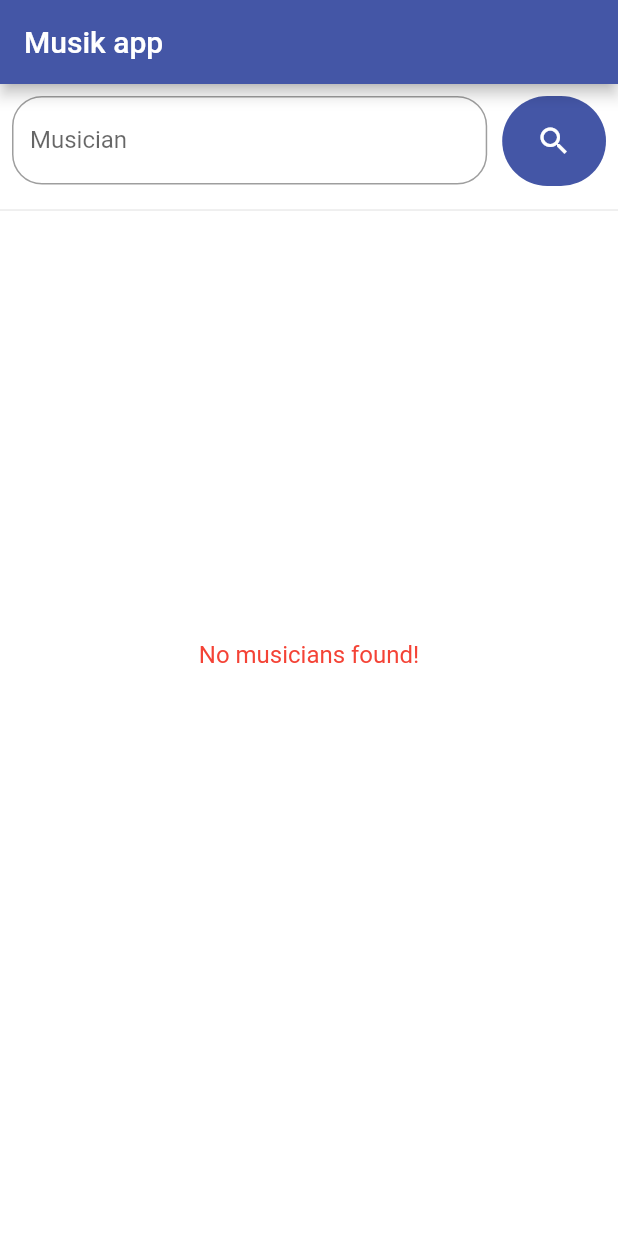
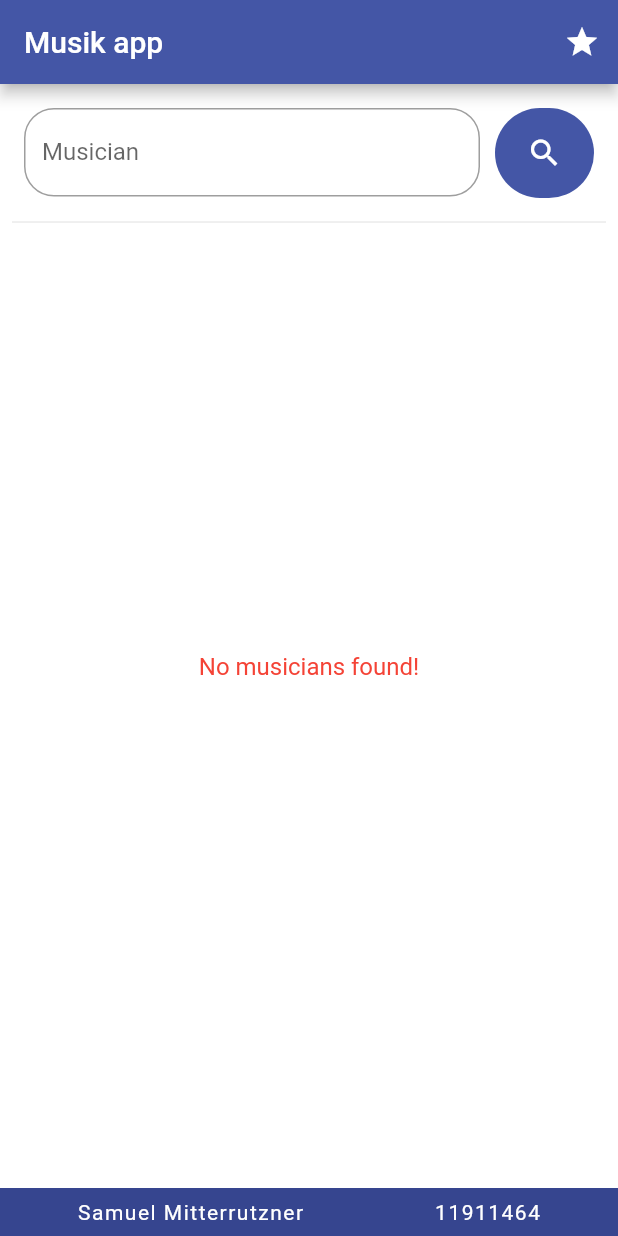
Before and after one commit to samuelm00/musik_app, a Flutter app: the screen it shows after launch, on a phone screen of 412 x 824 dp. Run offline on Flutter 3.47's test engine with Material 2 defaults, Android fonts, the phone set to English and light mode, and no system bars; our stand-ins replace flutter_spinkit.

Commit message:
added footer

```diff
--- a/lib/Pages/HomePage.dart
+++ b/lib/Pages/HomePage.dart
@@ -19,6 +19,7 @@ class _MyHomePageState extends State<MyHomePage> {
   final _textFieldController = TextEditingController();
   final _formKey = GlobalKey<FormState>();
   List<Musician> musicians = [];
+  List<Musician> markedAsFavorite = [];
   bool loading = false;
 
   Future<http.Response> fetchAlbum(String artist) {
--- a/lib/main.dart
+++ b/lib/main.dart
@@ -1,6 +1,8 @@
 import 'package:flutter/material.dart';
 import 'package:musikapp/Pages/DetailPage.dart';
 import 'package:musikapp/types/Colors.dart';
+import 'package:musikapp/Pages/FavoritePage.dart';
+import 'package:musikapp/widgets/Footer.dart';
 import 'Pages/HomePage.dart';
 
 void main() {
@@ -21,7 +23,9 @@ class MyApp extends StatelessWidget {
       ),
       routes: <String, WidgetBuilder>{
         DetailPage.routeName: (BuildContext context) =>
-            ContentContainer(widget: DetailPage())
+            ContentContainer(widget: DetailPage()),
+        FavoritePage.routeName: (BuildContext context) =>
+            ContentContainer(widget: FavoritePage())
       },
       home: ContentContainer(widget: MyHomePage(title: 'Musik Application')),
       initialRoute: "/",
@@ -46,8 +50,18 @@ class ContentContainer extends StatelessWidget {
       backgroundColor: Colors.white,
       appBar: AppBar(
         title: Text("Musik app"),
+        actions: [
+          ModalRoute.of(context).settings.name != "/"
+              ? Container()
+              : IconButton(
+                  icon: Icon(Icons.star),
+                  onPressed: () {
+                    Navigator.pushNamed(context, FavoritePage.routeName);
+                  })
+        ],
       ),
-      body: widget,
+      body: Padding(padding: const EdgeInsets.all(8.0), child: widget),
+      bottomSheet: Footer(),
     );
   }
 }
--- /dev/null
+++ b/lib/widgets/Footer.dart
@@ -0,0 +1,41 @@
+import 'package:flutter/material.dart';
+import 'package:musikapp/types/Colors.dart';
+
+class Footer extends StatelessWidget {
+  const Footer({
+    Key key,
+  }) : super(key: key);
+
+  @override
+  Widget build(BuildContext context) {
+    return Container(
+      height: ModalRoute.of(context).settings.name == "/" ? null : 0,
+      color: primarySwatch[900],
+      width: MediaQuery.of(context).size.width,
+      child: Padding(
+        padding: const EdgeInsets.all(8.0),
+        child: Row(
+          mainAxisAlignment: MainAxisAlignment.spaceAround,
+          children: [
+            Text(
+              "Samuel Mitterrutzner",
+              textAlign: TextAlign.center,
+              style: TextStyle(
+                color: Colors.white,
+                letterSpacing: 1,
+              ),
+            ),
+            Text(
+              "11911464",
+              textAlign: TextAlign.center,
+              style: TextStyle(
+                color: Colors.white,
+                letterSpacing: 1,
+              ),
+            ),
+          ],
+        ),
+      ),
+    );
+  }
+}
--- a/pubspec.yaml
+++ b/pubspec.yaml
@@ -23,6 +23,7 @@ environment:
 dependencies:
   flutter:
     sdk: flutter
+  footer:
   http: ^0.12.0+4
   flutter_spinkit: "^4.1.2"
 
```
Also changed, not shown: lib/Pages/FavoritePage.dart (added, +25 -0 lines), lib/widgets/MusicianList.dart (+120 -133 lines), pubspec.lock.
